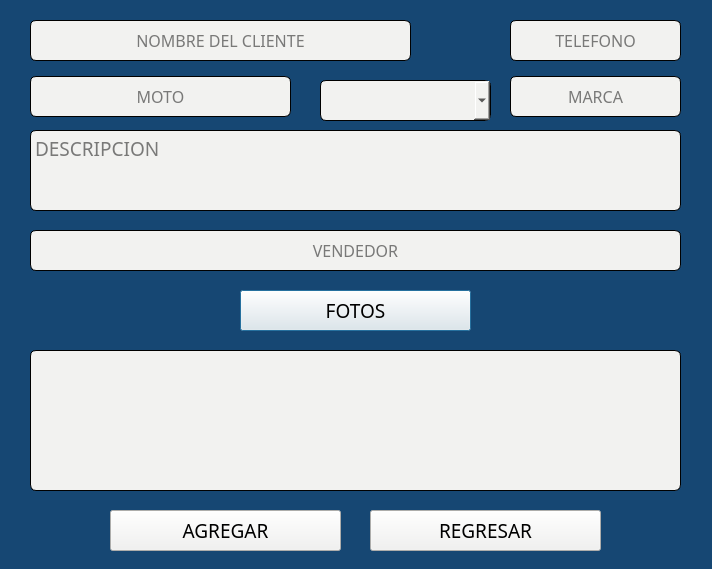
The window that views/orders.ui (eldaniell01/distribucion_ruano) describes before a commit, drawn with Qt 5.
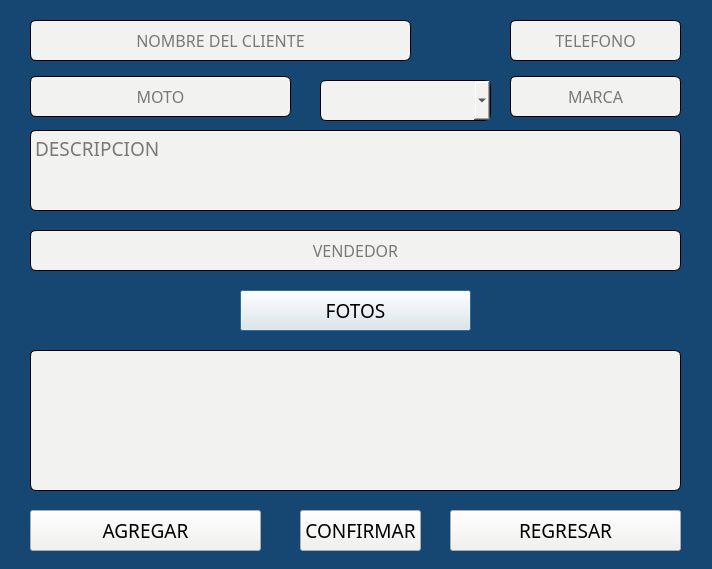
The same window after the commit.

What changed in the file:
```diff
--- a/views/orders.ui
+++ b/views/orders.ui
@@ -248,7 +248,7 @@
   <widget class="QPushButton" name="buttonInsert">
    <property name="geometry">
     <rect>
-     <x>110</x>
+     <x>30</x>
      <y>510</y>
      <width>231</width>
      <height>41</height>
@@ -270,7 +270,7 @@
   <widget class="QPushButton" name="buttonReturn">
    <property name="geometry">
     <rect>
-     <x>370</x>
+     <x>450</x>
      <y>510</y>
      <width>231</width>
      <height>41</height>
@@ -289,6 +289,28 @@
     <string>REGRESAR</string>
    </property>
   </widget>
+  <widget class="QPushButton" name="buttonConfirm">
+   <property name="geometry">
+    <rect>
+     <x>300</x>
+     <y>510</y>
+     <width>121</width>
+     <height>41</height>
+    </rect>
+   </property>
+   <property name="font">
+    <font>
+     <family>FiraCode Nerd Font</family>
+     <pointsize>14</pointsize>
+    </font>
+   </property>
+   <property name="styleSheet">
+    <string notr="true">background-color: rgb(242, 242, 240);</string>
+   </property>
+   <property name="text">
+    <string>CONFIRMAR</string>
+   </property>
+  </widget>
  </widget>
  <resources/>
  <connections/>
```
